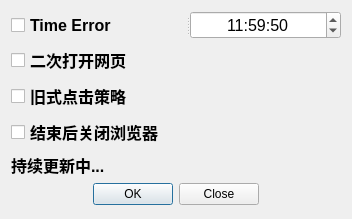
This is ui_source/bug_list.ui in gconstint/Badminton_Script as Qt 5 draws it before an edit. The edited form follows.
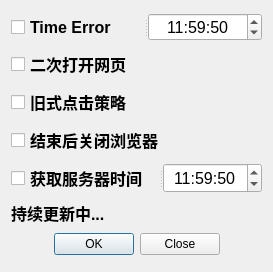
This is the edited form.

Diff of the .ui file:
```diff
--- a/ui_source/bug_list.ui
+++ b/ui_source/bug_list.ui
@@ -6,56 +6,14 @@
    <rect>
     <x>0</x>
     <y>0</y>
-    <width>352</width>
-    <height>219</height>
+    <width>273</width>
+    <height>272</height>
    </rect>
   </property>
   <property name="windowTitle">
    <string>Form</string>
   </property>
   <layout class="QGridLayout" name="gridLayout">
-   <item row="2" column="0">
-    <widget class="QCheckBox" name="checkBox_3">
-     <property name="sizePolicy">
-      <sizepolicy hsizetype="Preferred" vsizetype="Fixed">
-       <horstretch>0</horstretch>
-       <verstretch>0</verstretch>
-      </sizepolicy>
-     </property>
-     <property name="font">
-      <font>
-       <family>Arial</family>
-       <pointsize>12</pointsize>
-       <weight>75</weight>
-       <bold>true</bold>
-      </font>
-     </property>
-     <property name="text">
-      <string>旧式点击策略</string>
-     </property>
-    </widget>
-   </item>
-   <item row="3" column="0">
-    <widget class="QCheckBox" name="checkBox_4">
-     <property name="sizePolicy">
-      <sizepolicy hsizetype="Preferred" vsizetype="Fixed">
-       <horstretch>0</horstretch>
-       <verstretch>0</verstretch>
-      </sizepolicy>
-     </property>
-     <property name="font">
-      <font>
-       <family>Arial</family>
-       <pointsize>12</pointsize>
-       <weight>75</weight>
-       <bold>true</bold>
-      </font>
-     </property>
-     <property name="text">
-      <string>结束后关闭浏览器</string>
-     </property>
-    </widget>
-   </item>
    <item row="0" column="0">
     <widget class="QSplitter" name="splitter">
      <property name="sizePolicy">
@@ -137,27 +95,6 @@
      </widget>
     </widget>
    </item>
-   <item row="4" column="0">
-    <widget class="QLabel" name="label">
-     <property name="sizePolicy">
-      <sizepolicy hsizetype="Preferred" vsizetype="Fixed">
-       <horstretch>0</horstretch>
-       <verstretch>0</verstretch>
-      </sizepolicy>
-     </property>
-     <property name="font">
-      <font>
-       <family>Arial</family>
-       <pointsize>12</pointsize>
-       <weight>75</weight>
-       <bold>true</bold>
-      </font>
-     </property>
-     <property name="text">
-      <string>持续更新中...</string>
-     </property>
-    </widget>
-   </item>
    <item row="1" column="0">
     <widget class="QCheckBox" name="checkBox_2">
      <property name="sizePolicy">
@@ -179,7 +116,151 @@
      </property>
     </widget>
    </item>
-   <item row="5" column="0" alignment="Qt::AlignHCenter">
+   <item row="2" column="0">
+    <widget class="QCheckBox" name="checkBox_3">
+     <property name="sizePolicy">
+      <sizepolicy hsizetype="Preferred" vsizetype="Fixed">
+       <horstretch>0</horstretch>
+       <verstretch>0</verstretch>
+      </sizepolicy>
+     </property>
+     <property name="font">
+      <font>
+       <family>Arial</family>
+       <pointsize>12</pointsize>
+       <weight>75</weight>
+       <bold>true</bold>
+      </font>
+     </property>
+     <property name="text">
+      <string>旧式点击策略</string>
+     </property>
+    </widget>
+   </item>
+   <item row="3" column="0">
+    <widget class="QCheckBox" name="checkBox_4">
+     <property name="sizePolicy">
+      <sizepolicy hsizetype="Preferred" vsizetype="Fixed">
+       <horstretch>0</horstretch>
+       <verstretch>0</verstretch>
+      </sizepolicy>
+     </property>
+     <property name="font">
+      <font>
+       <family>Arial</family>
+       <pointsize>12</pointsize>
+       <weight>75</weight>
+       <bold>true</bold>
+      </font>
+     </property>
+     <property name="text">
+      <string>结束后关闭浏览器</string>
+     </property>
+    </widget>
+   </item>
+   <item row="4" column="0">
+    <widget class="QSplitter" name="splitter_2">
+     <property name="sizePolicy">
+      <sizepolicy hsizetype="Preferred" vsizetype="Fixed">
+       <horstretch>0</horstretch>
+       <verstretch>0</verstretch>
+      </sizepolicy>
+     </property>
+     <property name="orientation">
+      <enum>Qt::Horizontal</enum>
+     </property>
+     <widget class="QCheckBox" name="checkBox_5">
+      <property name="sizePolicy">
+       <sizepolicy hsizetype="Fixed" vsizetype="Minimum">
+        <horstretch>0</horstretch>
+        <verstretch>0</verstretch>
+       </sizepolicy>
+      </property>
+      <property name="font">
+       <font>
+        <family>Arial</family>
+        <pointsize>12</pointsize>
+        <weight>75</weight>
+        <bold>true</bold>
+       </font>
+      </property>
+      <property name="text">
+       <string>获取服务器时间</string>
+      </property>
+     </widget>
+     <widget class="QTimeEdit" name="timeEdit_4">
+      <property name="sizePolicy">
+       <sizepolicy hsizetype="Preferred" vsizetype="Fixed">
+        <horstretch>0</horstretch>
+        <verstretch>0</verstretch>
+       </sizepolicy>
+      </property>
+      <property name="minimumSize">
+       <size>
+        <width>0</width>
+        <height>0</height>
+       </size>
+      </property>
+      <property name="maximumSize">
+       <size>
+        <width>16777215</width>
+        <height>16777215</height>
+       </size>
+      </property>
+      <property name="font">
+       <font>
+        <family>Arial</family>
+        <pointsize>12</pointsize>
+       </font>
+      </property>
+      <property name="alignment">
+       <set>Qt::AlignCenter</set>
+      </property>
+      <property name="dateTime">
+       <datetime>
+        <hour>11</hour>
+        <minute>59</minute>
+        <second>50</second>
+        <year>2000</year>
+        <month>1</month>
+        <day>1</day>
+       </datetime>
+      </property>
+      <property name="displayFormat">
+       <string>HH:mm:ss</string>
+      </property>
+      <property name="time">
+       <time>
+        <hour>11</hour>
+        <minute>59</minute>
+        <second>50</second>
+       </time>
+      </property>
+     </widget>
+    </widget>
+   </item>
+   <item row="5" column="0">
+    <widget class="QLabel" name="label">
+     <property name="sizePolicy">
+      <sizepolicy hsizetype="Preferred" vsizetype="Fixed">
+       <horstretch>0</horstretch>
+       <verstretch>0</verstretch>
+      </sizepolicy>
+     </property>
+     <property name="font">
+      <font>
+       <family>Arial</family>
+       <pointsize>12</pointsize>
+       <weight>75</weight>
+       <bold>true</bold>
+      </font>
+     </property>
+     <property name="text">
+      <string>持续更新中...</string>
+     </property>
+    </widget>
+   </item>
+   <item row="6" column="0">
     <widget class="QDialogButtonBox" name="dialogButtonBox">
      <property name="sizePolicy">
       <sizepolicy hsizetype="Preferred" vsizetype="Fixed">
@@ -192,11 +273,23 @@
        <family>Arial</family>
       </font>
      </property>
+     <property name="focusPolicy">
+      <enum>Qt::WheelFocus</enum>
+     </property>
+     <property name="layoutDirection">
+      <enum>Qt::LeftToRight</enum>
+     </property>
+     <property name="autoFillBackground">
+      <bool>false</bool>
+     </property>
+     <property name="orientation">
+      <enum>Qt::Horizontal</enum>
+     </property>
      <property name="standardButtons">
       <set>QDialogButtonBox::Close|QDialogButtonBox::Ok</set>
      </property>
      <property name="centerButtons">
-      <bool>false</bool>
+      <bool>true</bool>
      </property>
     </widget>
    </item>
```
